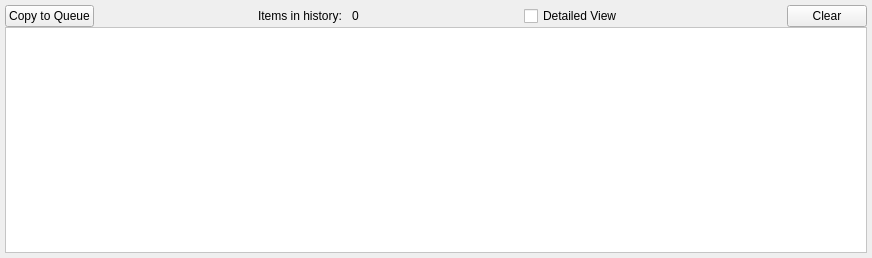
Above: src/QSview/resources/history.ui from BCDA-APS/QSview before the change. Below: the same form after it.
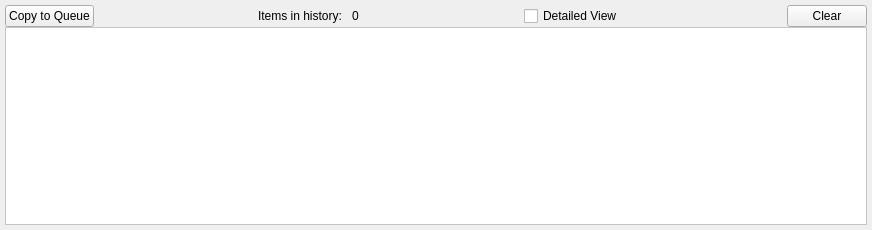
That is the form after the change. Icons and pictures are not drawn.

Commit message: Change autoscroll = True to False in history.ui and queue_editor.ui

What changed in the file:
```diff
--- a/src/QSview/resources/history.ui
+++ b/src/QSview/resources/history.ui
@@ -7,7 +7,7 @@
     <x>0</x>
     <y>0</y>
     <width>872</width>
-    <height>258</height>
+    <height>230</height>
    </rect>
   </property>
   <property name="windowTitle">
```
Left out of the diff: 3 changed lines with no effect on the pictures. The commit also changes 1 other file.
